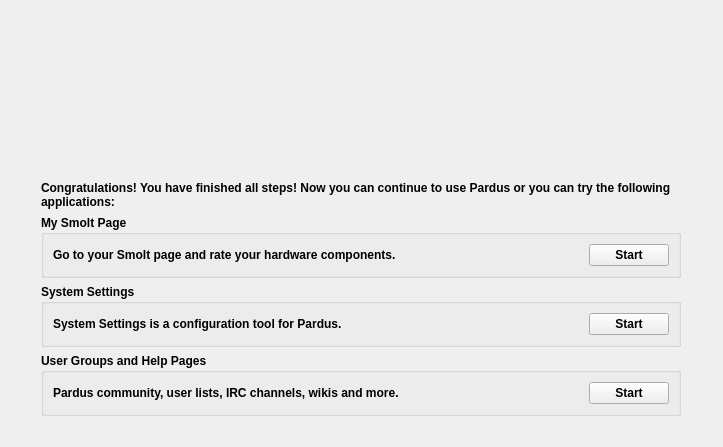
Qt form kde4/kaptan4/src/gui/goodbyeWidget.ui (pars-linux/uludag) before a commit.
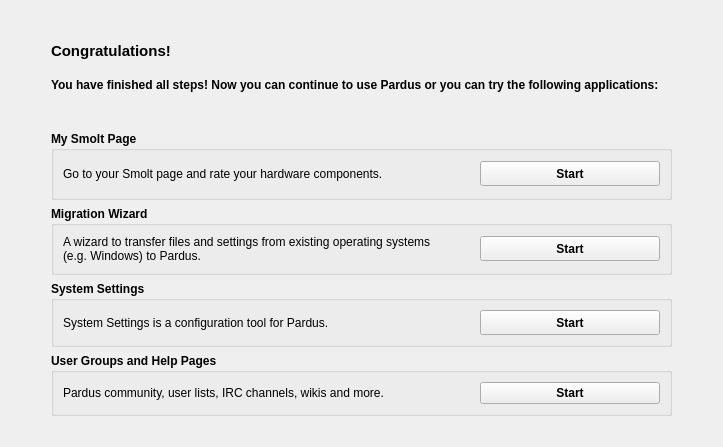
The same form after that commit.

Patch:
```diff
--- a/kde4/kaptan4/src/gui/goodbyeWidget.ui
+++ b/kde4/kaptan4/src/gui/goodbyeWidget.ui
@@ -16,7 +16,7 @@
   <property name="styleSheet">
    <string notr="true"/>
   </property>
-  <layout class="QGridLayout" name="gridLayout_4">
+  <layout class="QGridLayout" name="gridLayout_7">
    <item row="0" column="1">
     <widget class="QLabel" name="label">
      <property name="text">
@@ -40,35 +40,46 @@
      </property>
     </spacer>
    </item>
-   <item row="1" column="0">
-    <spacer name="horizontalSpacer_3">
-     <property name="orientation">
-      <enum>Qt::Horizontal</enum>
-     </property>
-     <property name="sizeHint" stdset="0">
-      <size>
-       <width>54</width>
-       <height>20</height>
-      </size>
-     </property>
-    </spacer>
-   </item>
-   <item row="1" column="1" colspan="2">
-    <layout class="QVBoxLayout" name="verticalLayout">
-     <item>
+   <item row="1" column="1" rowspan="2" colspan="3">
+    <layout class="QGridLayout" name="gridLayout_6">
+     <item row="0" column="0">
+      <layout class="QGridLayout" name="gridLayout_5">
+       <item row="0" column="0">
       <widget class="QLabel" name="labelGoodbye">
        <property name="text">
         <string>&lt;!DOCTYPE HTML PUBLIC &quot;-//W3C//DTD HTML 4.0//EN&quot; &quot;http://www.w3.org/TR/REC-html40/strict.dtd&quot;&gt;
 &lt;html&gt;&lt;head&gt;&lt;meta name=&quot;qrichtext&quot; content=&quot;1&quot; /&gt;&lt;style type=&quot;text/css&quot;&gt;
 p, li { white-space: pre-wrap; }
 &lt;/style&gt;&lt;/head&gt;&lt;body style=&quot; font-family:'Droid Sans'; font-size:10pt; font-weight:400; font-style:normal;&quot;&gt;
-&lt;p style=&quot; margin-top:0px; margin-bottom:0px; margin-left:0px; margin-right:0px; -qt-block-indent:0; text-indent:0px;&quot;&gt;&lt;span style=&quot; font-size:9pt; font-weight:600;&quot;&gt;Congratulations! You have finished all steps! Now you can continue to use Pardus or you can try the following applications:&lt;/span&gt;&lt;/p&gt;&lt;/body&gt;&lt;/html&gt;</string>
+&lt;p style=&quot; margin-top:0px; margin-bottom:0px; margin-left:0px; margin-right:0px; -qt-block-indent:0; text-indent:0px;&quot;&gt;&lt;span style=&quot; font-size:11pt; font-weight:600;&quot;&gt;Congratulations! &lt;/span&gt;&lt;/p&gt;
+&lt;p style=&quot;-qt-paragraph-type:empty; margin-top:0px; margin-bottom:0px; margin-left:0px; margin-right:0px; -qt-block-indent:0; text-indent:0px; font-size:11pt; font-weight:600;&quot;&gt;&lt;/p&gt;
+&lt;p style=&quot; margin-top:0px; margin-bottom:0px; margin-left:0px; margin-right:0px; -qt-block-indent:0; text-indent:0px;&quot;&gt;&lt;span style=&quot; font-size:9pt; font-weight:600;&quot;&gt;You have finished all steps! Now you can continue to use Pardus or you can try the following applications:&lt;/span&gt;&lt;/p&gt;&lt;/body&gt;&lt;/html&gt;</string>
        </property>
        <property name="wordWrap">
         <bool>true</bool>
        </property>
       </widget>
      </item>
+       <item row="1" column="0">
+        <spacer name="verticalSpacer">
+         <property name="orientation">
+          <enum>Qt::Vertical</enum>
+         </property>
+         <property name="sizeType">
+          <enum>QSizePolicy::Fixed</enum>
+         </property>
+         <property name="sizeHint" stdset="0">
+          <size>
+           <width>80</width>
+           <height>28</height>
+          </size>
+         </property>
+        </spacer>
+       </item>
+      </layout>
+     </item>
+     <item row="1" column="0">
+      <layout class="QVBoxLayout" name="verticalLayout">
      <item>
       <widget class="QGroupBox" name="smoltGroupBox">
        <property name="font">
@@ -91,12 +102,24 @@
        <property name="checkable">
         <bool>false</bool>
        </property>
-       <layout class="QGridLayout" name="gridLayout_3">
+         <layout class="QGridLayout" name="gridLayout">
         <item row="0" column="0">
          <widget class="QLabel" name="labelSystemSettings_2">
+            <property name="font">
+             <font>
+              <weight>50</weight>
+              <bold>false</bold>
+             </font>
+            </property>
           <property name="text">
            <string>Go to your Smolt page and rate your hardware components.</string>
           </property>
+            <property name="scaledContents">
+             <bool>true</bool>
+            </property>
+            <property name="wordWrap">
+             <bool>true</bool>
+            </property>
          </widget>
         </item>
         <item row="0" column="1">
@@ -104,16 +127,120 @@
           <property name="orientation">
            <enum>Qt::Horizontal</enum>
           </property>
+            <property name="sizeType">
+             <enum>QSizePolicy::Fixed</enum>
+            </property>
           <property name="sizeHint" stdset="0">
            <size>
-            <width>234</width>
-            <height>20</height>
+              <width>30</width>
+              <height>28</height>
            </size>
           </property>
          </spacer>
         </item>
         <item row="0" column="2">
          <widget class="QPushButton" name="buttonSystemSettings_2">
+            <property name="sizePolicy">
+             <sizepolicy hsizetype="Fixed" vsizetype="Fixed">
+              <horstretch>0</horstretch>
+              <verstretch>0</verstretch>
+             </sizepolicy>
+            </property>
+            <property name="minimumSize">
+             <size>
+              <width>180</width>
+              <height>25</height>
+             </size>
+            </property>
+            <property name="font">
+             <font>
+              <weight>75</weight>
+              <bold>true</bold>
+             </font>
+            </property>
+            <property name="styleSheet">
+             <string notr="true">color: black</string>
+            </property>
+            <property name="text">
+             <string>Start</string>
+            </property>
+           </widget>
+          </item>
+         </layout>
+        </widget>
+       </item>
+       <item>
+        <widget class="QGroupBox" name="migrationGroupBox">
+         <property name="font">
+          <font>
+           <weight>75</weight>
+           <bold>true</bold>
+           <underline>false</underline>
+           <strikeout>false</strikeout>
+          </font>
+         </property>
+         <property name="title">
+          <string>Migration Wizard</string>
+         </property>
+         <property name="alignment">
+          <set>Qt::AlignLeading|Qt::AlignLeft|Qt::AlignTop</set>
+         </property>
+         <property name="flat">
+          <bool>false</bool>
+         </property>
+         <property name="checkable">
+          <bool>false</bool>
+         </property>
+         <layout class="QGridLayout" name="gridLayout_2">
+          <item row="0" column="0">
+           <widget class="QLabel" name="labelSystemSettings_3">
+            <property name="font">
+             <font>
+              <weight>50</weight>
+              <bold>false</bold>
+             </font>
+            </property>
+            <property name="text">
+             <string>A wizard to transfer files and settings from existing operating systems (e.g. Windows) to Pardus.</string>
+            </property>
+            <property name="scaledContents">
+             <bool>true</bool>
+            </property>
+            <property name="wordWrap">
+             <bool>true</bool>
+            </property>
+           </widget>
+          </item>
+          <item row="0" column="1">
+           <spacer name="horizontalSpacer_6">
+            <property name="orientation">
+             <enum>Qt::Horizontal</enum>
+            </property>
+            <property name="sizeType">
+             <enum>QSizePolicy::Fixed</enum>
+            </property>
+            <property name="sizeHint" stdset="0">
+             <size>
+              <width>30</width>
+              <height>20</height>
+             </size>
+            </property>
+           </spacer>
+          </item>
+          <item row="0" column="2">
+           <widget class="QPushButton" name="buttonMigration">
+            <property name="sizePolicy">
+             <sizepolicy hsizetype="Fixed" vsizetype="Fixed">
+              <horstretch>0</horstretch>
+              <verstretch>0</verstretch>
+             </sizepolicy>
+            </property>
+            <property name="minimumSize">
+             <size>
+              <width>180</width>
+              <height>25</height>
+             </size>
+            </property>
           <property name="font">
            <font>
             <weight>75</weight>
@@ -153,12 +280,24 @@
        <property name="checkable">
         <bool>false</bool>
        </property>
-       <layout class="QGridLayout" name="gridLayout">
+         <layout class="QGridLayout" name="gridLayout_3">
         <item row="0" column="0">
          <widget class="QLabel" name="labelSystemSettings">
+            <property name="font">
+             <font>
+              <weight>50</weight>
+              <bold>false</bold>
+             </font>
+            </property>
           <property name="text">
            <string>System Settings is a configuration tool for Pardus.</string>
           </property>
+            <property name="scaledContents">
+             <bool>true</bool>
+            </property>
+            <property name="wordWrap">
+             <bool>true</bool>
+            </property>
          </widget>
         </item>
         <item row="0" column="1">
@@ -166,9 +305,12 @@
           <property name="orientation">
            <enum>Qt::Horizontal</enum>
           </property>
+            <property name="sizeType">
+             <enum>QSizePolicy::Fixed</enum>
+            </property>
           <property name="sizeHint" stdset="0">
            <size>
-            <width>234</width>
+              <width>30</width>
             <height>20</height>
            </size>
           </property>
@@ -176,6 +318,18 @@
         </item>
         <item row="0" column="2">
          <widget class="QPushButton" name="buttonSystemSettings">
+            <property name="sizePolicy">
+             <sizepolicy hsizetype="Fixed" vsizetype="Fixed">
+              <horstretch>0</horstretch>
+              <verstretch>0</verstretch>
+             </sizepolicy>
+            </property>
+            <property name="minimumSize">
+             <size>
+              <width>180</width>
+              <height>25</height>
+             </size>
+            </property>
           <property name="font">
            <font>
             <weight>75</weight>
@@ -204,12 +358,24 @@
        <property name="title">
         <string>User Groups and Help Pages</string>
        </property>
-       <layout class="QGridLayout" name="gridLayout_2">
+         <layout class="QGridLayout" name="gridLayout_4">
         <item row="0" column="0">
          <widget class="QLabel" name="labelHelpPages">
+            <property name="font">
+             <font>
+              <weight>50</weight>
+              <bold>false</bold>
+             </font>
+            </property>
           <property name="text">
            <string>Pardus community, user lists, IRC channels, wikis and more.</string>
           </property>
+            <property name="scaledContents">
+             <bool>true</bool>
+            </property>
+            <property name="wordWrap">
+             <bool>true</bool>
+            </property>
          </widget>
         </item>
         <item row="0" column="1">
@@ -217,9 +383,12 @@
           <property name="orientation">
            <enum>Qt::Horizontal</enum>
           </property>
+            <property name="sizeType">
+             <enum>QSizePolicy::Fixed</enum>
+            </property>
           <property name="sizeHint" stdset="0">
            <size>
-            <width>176</width>
+              <width>30</width>
             <height>20</height>
            </size>
           </property>
@@ -227,6 +396,18 @@
         </item>
         <item row="0" column="2">
          <widget class="QPushButton" name="buttonHelpPages">
+            <property name="sizePolicy">
+             <sizepolicy hsizetype="Fixed" vsizetype="Fixed">
+              <horstretch>0</horstretch>
+              <verstretch>0</verstretch>
+             </sizepolicy>
+            </property>
+            <property name="minimumSize">
+             <size>
+              <width>180</width>
+              <height>2</height>
+             </size>
+            </property>
           <property name="font">
            <font>
             <weight>75</weight>
@@ -246,20 +427,41 @@
      </item>
     </layout>
    </item>
-   <item row="1" column="3">
+    </layout>
+   </item>
+   <item row="1" column="4">
     <spacer name="horizontalSpacer_4">
      <property name="orientation">
       <enum>Qt::Horizontal</enum>
      </property>
+     <property name="sizeType">
+      <enum>QSizePolicy::Fixed</enum>
+     </property>
      <property name="sizeHint" stdset="0">
       <size>
-       <width>54</width>
+       <width>40</width>
        <height>20</height>
       </size>
      </property>
     </spacer>
    </item>
-   <item row="2" column="2">
+   <item row="2" column="0">
+    <spacer name="horizontalSpacer_3">
+     <property name="orientation">
+      <enum>Qt::Horizontal</enum>
+     </property>
+     <property name="sizeType">
+      <enum>QSizePolicy::Fixed</enum>
+     </property>
+     <property name="sizeHint" stdset="0">
+      <size>
+       <width>40</width>
+       <height>20</height>
+      </size>
+     </property>
+    </spacer>
+   </item>
+   <item row="3" column="3">
     <spacer name="verticalSpacer_3">
      <property name="orientation">
       <enum>Qt::Vertical</enum>
```
Left out of the diff: 3 changed lines with no effect on the pictures. Lines whose indentation alone changed are shown as unchanged.
